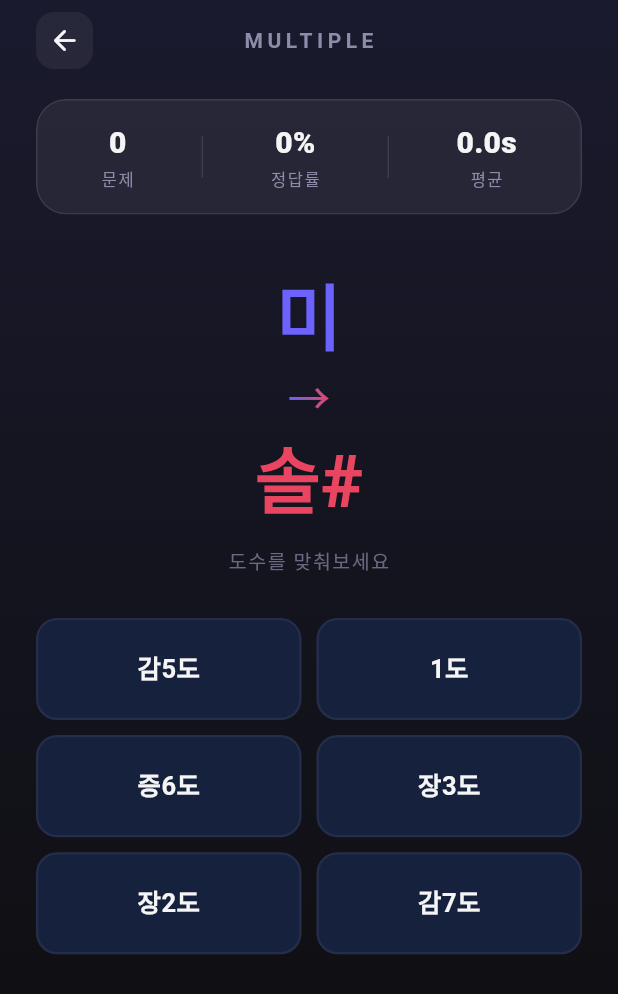
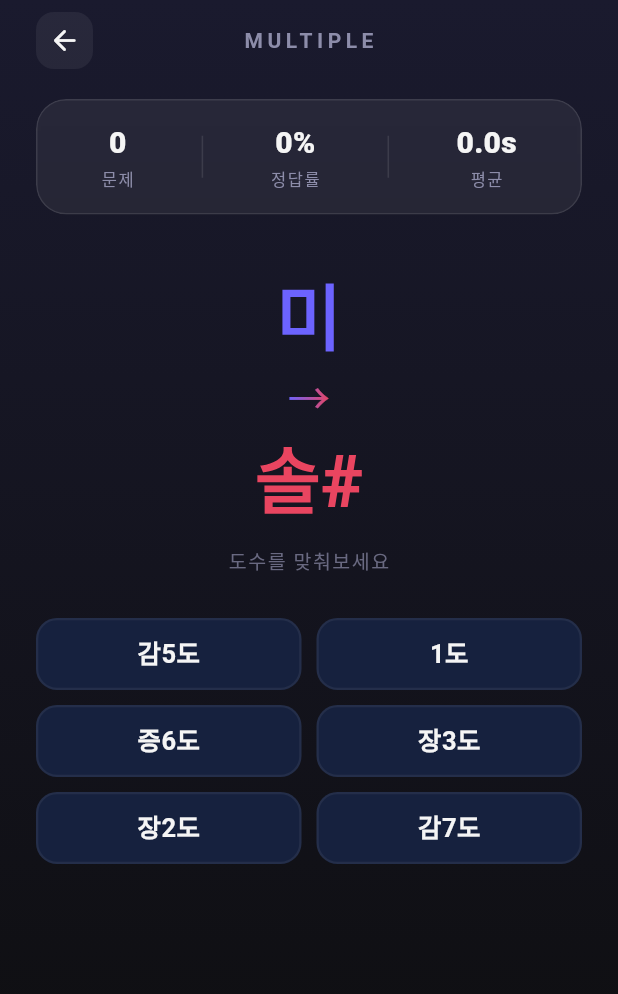
Before and after one commit to MAYFCHOI/interval_quiz, a Flutter app: the QuizPage screen opened directly, on a phone screen of 412 x 824 dp. Shown: the top 994 px of the screen. Run offline on Flutter 3.47's test engine with Material 3 defaults, Android fonts, the phone set to English and light mode, and no system bars.

Commit message:
Responsive choices + custom favicon

```diff
--- a/lib/main.dart
+++ b/lib/main.dart
@@ -396,12 +396,15 @@ class _QuizPageState extends State<QuizPage> with TickerProviderStateMixin {
                   // 보기 / 입력
                   if (!widget.subjective)
                     Expanded(
-                      child: GridView.count(
-                        crossAxisCount: 2,
-                        mainAxisSpacing: 10,
-                        crossAxisSpacing: 10,
-                        childAspectRatio: 2.6,
-                        physics: const NeverScrollableScrollPhysics(),
+                      child: LayoutBuilder(
+                        builder: (context, constraints) {
+                          final cols = constraints.maxWidth > 500 ? 3 : 2;
+                          const spacing = 10.0;
+                          final itemW = (constraints.maxWidth - spacing * (cols - 1)) / cols;
+                          return SingleChildScrollView(
+                            child: Wrap(
+                              spacing: spacing,
+                              runSpacing: spacing,
                               children: _choices.map((c) {
                                 final isAnswer = c == _answer;
                                 final isSelected = c == _selected;
@@ -423,6 +426,8 @@ class _QuizPageState extends State<QuizPage> with TickerProviderStateMixin {
                                   onTap: () => _onSelect(c),
                                   child: AnimatedContainer(
                                     duration: const Duration(milliseconds: 300),
+                                    width: itemW,
+                                    height: 48,
                                     alignment: Alignment.center,
                                     decoration: BoxDecoration(
                                       color: bg,
@@ -433,6 +438,9 @@ class _QuizPageState extends State<QuizPage> with TickerProviderStateMixin {
                                   ),
                                 );
                               }).toList(),
+                            ),
+                          );
+                        },
                       ),
                     )
                   else
```
Also changed, not shown: 5 other files. Lines whose indentation alone changed are shown as unchanged.
